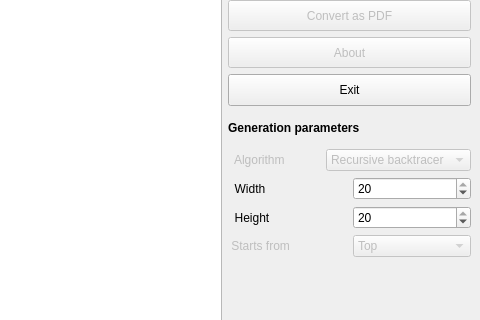
Qt form interfaces/MainWindow.ui (danieldidiobalsamo/maze_generator) before a commit; both pictures show x 537 to 1017 and y 84 to 404 of the 1017 by 709 pixel window.
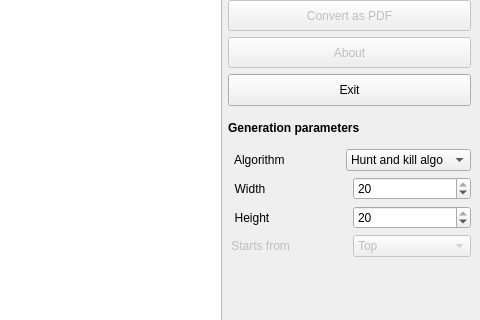
The same form after that commit.

Commit message: Mise à jour de la liste des algos de génération

What changed in the file:
```diff
--- a/interfaces/MainWindow.ui
+++ b/interfaces/MainWindow.ui
@@ -142,7 +142,7 @@
         <item>
          <widget class="QLabel" name="algoLabel">
           <property name="enabled">
-           <bool>false</bool>
+           <bool>true</bool>
           </property>
           <property name="text">
            <string>  Algorithm</string>
@@ -152,13 +152,8 @@
         <item>
          <widget class="QComboBox" name="algorithmComboBox">
           <property name="enabled">
-           <bool>false</bool>
+           <bool>true</bool>
           </property>
-          <item>
-           <property name="text">
-            <string>Recursive backtracer</string>
-           </property>
-          </item>
           <item>
            <property name="text">
             <string>Hunt and kill algo</string>
```
Left out of the diff: 2 changed lines with no effect on the pictures.
